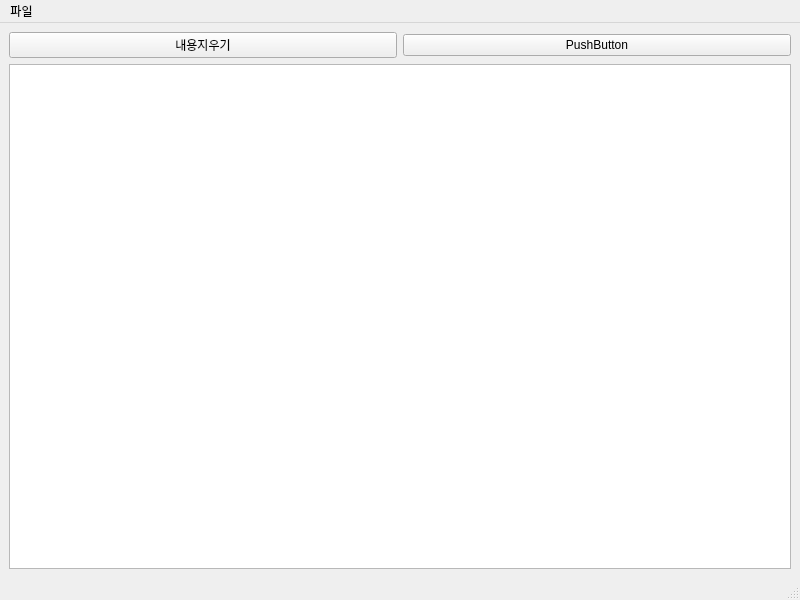
First picture: the form in pyqt/main.ui, repository jiseok7620/mathematics-image-converter, before the edit.
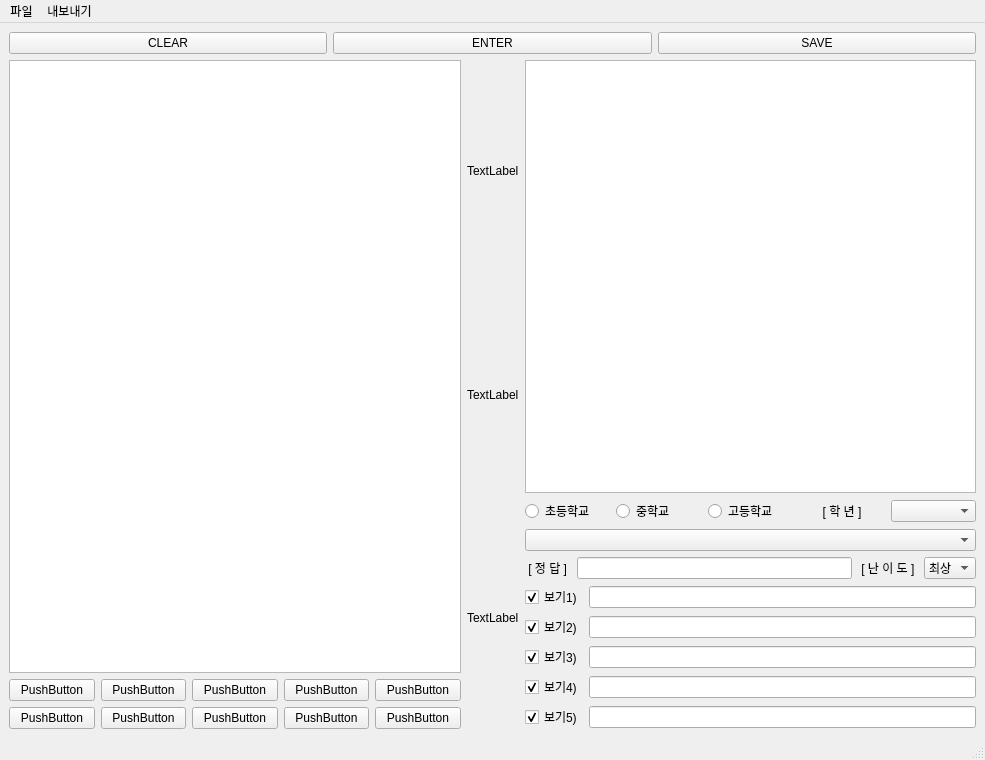
Second picture: the form after the edit.

The edit to the form file:
```diff
--- a/pyqt/main.ui
+++ b/pyqt/main.ui
@@ -6,8 +6,8 @@
    <rect>
     <x>0</x>
     <y>0</y>
-    <width>800</width>
-    <height>600</height>
+    <width>985</width>
+    <height>760</height>
    </rect>
   </property>
   <property name="windowTitle">
@@ -20,14 +20,21 @@
       <item>
        <widget class="QPushButton" name="pushButton_2">
         <property name="text">
-         <string>내용지우기</string>
+         <string>CLEAR</string>
+        </property>
+       </widget>
+      </item>
+      <item>
+       <widget class="QPushButton" name="pushButton_13">
+        <property name="text">
+         <string>ENTER</string>
         </property>
        </widget>
       </item>
       <item>
        <widget class="QPushButton" name="pushButton">
         <property name="text">
-         <string>PushButton</string>
+         <string>SAVE</string>
         </property>
        </widget>
       </item>
@@ -36,7 +43,318 @@
     <item>
      <layout class="QGridLayout" name="gridLayout_2">
       <item row="0" column="0">
-       <widget class="QPlainTextEdit" name="plainTextEdit"/>
+       <layout class="QHBoxLayout" name="horizontalLayout_2">
+        <item>
+         <layout class="QVBoxLayout" name="verticalLayout_5">
+          <item>
+           <widget class="QPlainTextEdit" name="plainTextEdit"/>
+          </item>
+          <item>
+           <layout class="QGridLayout" name="gridLayout">
+            <item row="1" column="2">
+             <widget class="QPushButton" name="pushButton_6">
+              <property name="text">
+               <string>PushButton</string>
+              </property>
+             </widget>
+            </item>
+            <item row="1" column="3">
+             <widget class="QPushButton" name="pushButton_7">
+              <property name="text">
+               <string>PushButton</string>
+              </property>
+             </widget>
+            </item>
+            <item row="1" column="1">
+             <widget class="QPushButton" name="pushButton_5">
+              <property name="text">
+               <string>PushButton</string>
+              </property>
+             </widget>
+            </item>
+            <item row="1" column="4">
+             <widget class="QPushButton" name="pushButton_3">
+              <property name="text">
+               <string>PushButton</string>
+              </property>
+             </widget>
+            </item>
+            <item row="1" column="0">
+             <widget class="QPushButton" name="pushButton_4">
+              <property name="text">
+               <string>PushButton</string>
+              </property>
+             </widget>
+            </item>
+            <item row="0" column="0">
+             <widget class="QPushButton" name="pushButton_8">
+              <property name="text">
+               <string>PushButton</string>
+              </property>
+             </widget>
+            </item>
+            <item row="0" column="1">
+             <widget class="QPushButton" name="pushButton_9">
+              <property name="text">
+               <string>PushButton</string>
+              </property>
+             </widget>
+            </item>
+            <item row="0" column="2">
+             <widget class="QPushButton" name="pushButton_10">
+              <property name="text">
+               <string>PushButton</string>
+              </property>
+             </widget>
+            </item>
+            <item row="0" column="3">
+             <widget class="QPushButton" name="pushButton_11">
+              <property name="text">
+               <string>PushButton</string>
+              </property>
+             </widget>
+            </item>
+            <item row="0" column="4">
+             <widget class="QPushButton" name="pushButton_12">
+              <property name="text">
+               <string>PushButton</string>
+              </property>
+             </widget>
+            </item>
+           </layout>
+          </item>
+         </layout>
+        </item>
+        <item>
+         <layout class="QVBoxLayout" name="verticalLayout_7">
+          <property name="spacing">
+           <number>1</number>
+          </property>
+          <item>
+           <widget class="QLabel" name="label_3">
+            <property name="text">
+             <string>TextLabel</string>
+            </property>
+           </widget>
+          </item>
+          <item>
+           <widget class="QLabel" name="label">
+            <property name="text">
+             <string>TextLabel</string>
+            </property>
+           </widget>
+          </item>
+          <item>
+           <widget class="QLabel" name="label_2">
+            <property name="text">
+             <string>TextLabel</string>
+            </property>
+           </widget>
+          </item>
+         </layout>
+        </item>
+        <item>
+         <layout class="QVBoxLayout" name="verticalLayout_4">
+          <item>
+           <widget class="QPlainTextEdit" name="plainTextEdit_2"/>
+          </item>
+          <item>
+           <layout class="QHBoxLayout" name="horizontalLayout_3">
+            <item>
+             <widget class="QRadioButton" name="radioButton_3">
+              <property name="text">
+               <string>초등학교</string>
+              </property>
+              <attribute name="buttonGroup">
+               <string notr="true">buttonGroup</string>
+              </attribute>
+             </widget>
+            </item>
+            <item>
+             <widget class="QRadioButton" name="radioButton_2">
+              <property name="text">
+               <string>중학교</string>
+              </property>
+              <attribute name="buttonGroup">
+               <string notr="true">buttonGroup</string>
+              </attribute>
+             </widget>
+            </item>
+            <item>
+             <widget class="QRadioButton" name="radioButton">
+              <property name="text">
+               <string>고등학교</string>
+              </property>
+              <attribute name="buttonGroup">
+               <string notr="true">buttonGroup</string>
+              </attribute>
+             </widget>
+            </item>
+            <item>
+             <widget class="QLabel" name="label_4">
+              <property name="text">
+               <string>[ 학 년 ]</string>
+              </property>
+              <property name="alignment">
+               <set>Qt::AlignCenter</set>
+              </property>
+             </widget>
+            </item>
+            <item>
+             <widget class="QComboBox" name="comboBox_2"/>
+            </item>
+           </layout>
+          </item>
+          <item>
+           <widget class="QComboBox" name="comboBox"/>
+          </item>
+          <item>
+           <layout class="QHBoxLayout" name="horizontalLayout_6">
+            <item>
+             <widget class="QLabel" name="label_6">
+              <property name="text">
+               <string> [ 정 답 ] </string>
+              </property>
+             </widget>
+            </item>
+            <item>
+             <widget class="QLineEdit" name="lineEdit"/>
+            </item>
+            <item>
+             <widget class="QLabel" name="label_5">
+              <property name="text">
+               <string> [ 난 이 도 ] </string>
+              </property>
+             </widget>
+            </item>
+            <item>
+             <widget class="QComboBox" name="comboBox_3">
+              <item>
+               <property name="text">
+                <string>최상</string>
+               </property>
+              </item>
+              <item>
+               <property name="text">
+                <string>상</string>
+               </property>
+              </item>
+              <item>
+               <property name="text">
+                <string>중상</string>
+               </property>
+              </item>
+              <item>
+               <property name="text">
+                <string>중</string>
+               </property>
+              </item>
+              <item>
+               <property name="text">
+                <string>중하</string>
+               </property>
+              </item>
+              <item>
+               <property name="text">
+                <string>하</string>
+               </property>
+              </item>
+             </widget>
+            </item>
+           </layout>
+          </item>
+          <item>
+           <layout class="QVBoxLayout" name="verticalLayout_9">
+            <item>
+             <layout class="QHBoxLayout" name="horizontalLayout_12">
+              <item>
+               <widget class="QCheckBox" name="checkBox">
+                <property name="text">
+                 <string>보기1)</string>
+                </property>
+                <property name="checked">
+                 <bool>true</bool>
+                </property>
+               </widget>
+              </item>
+              <item>
+               <widget class="QLineEdit" name="lineEdit_2"/>
+              </item>
+             </layout>
+            </item>
+            <item>
+             <layout class="QHBoxLayout" name="horizontalLayout_11">
+              <item>
+               <widget class="QCheckBox" name="checkBox_5">
+                <property name="text">
+                 <string>보기2)</string>
+                </property>
+                <property name="checked">
+                 <bool>true</bool>
+                </property>
+               </widget>
+              </item>
+              <item>
+               <widget class="QLineEdit" name="lineEdit_6"/>
+              </item>
+             </layout>
+            </item>
+            <item>
+             <layout class="QHBoxLayout" name="horizontalLayout_10">
+              <item>
+               <widget class="QCheckBox" name="checkBox_4">
+                <property name="text">
+                 <string>보기3)</string>
+                </property>
+                <property name="checked">
+                 <bool>true</bool>
+                </property>
+               </widget>
+              </item>
+              <item>
+               <widget class="QLineEdit" name="lineEdit_5"/>
+              </item>
+             </layout>
+            </item>
+            <item>
+             <layout class="QHBoxLayout" name="horizontalLayout_8">
+              <item>
+               <widget class="QCheckBox" name="checkBox_2">
+                <property name="text">
+                 <string>보기4)</string>
+                </property>
+                <property name="checked">
+                 <bool>true</bool>
+                </property>
+               </widget>
+              </item>
+              <item>
+               <widget class="QLineEdit" name="lineEdit_3"/>
+              </item>
+             </layout>
+            </item>
+            <item>
+             <layout class="QHBoxLayout" name="horizontalLayout_9">
+              <item>
+               <widget class="QCheckBox" name="checkBox_3">
+                <property name="text">
+                 <string>보기5)</string>
+                </property>
+                <property name="checked">
+                 <bool>true</bool>
+                </property>
+               </widget>
+              </item>
+              <item>
+               <widget class="QLineEdit" name="lineEdit_4"/>
+              </item>
+             </layout>
+            </item>
+           </layout>
+          </item>
+         </layout>
+        </item>
+       </layout>
       </item>
      </layout>
     </item>
@@ -47,7 +365,7 @@
     <rect>
      <x>0</x>
      <y>0</y>
-     <width>800</width>
+     <width>985</width>
      <height>21</height>
     </rect>
    </property>
@@ -59,7 +377,14 @@
     <addaction name="action_save"/>
     <addaction name="action_capture"/>
    </widget>
+   <widget class="QMenu" name="menu_2">
+    <property name="title">
+     <string>내보내기</string>
+    </property>
+    <addaction name="action_PDF"/>
+   </widget>
    <addaction name="menu"/>
+   <addaction name="menu_2"/>
   </widget>
   <widget class="QStatusBar" name="statusbar"/>
   <action name="action_open">
```
Left out of the diff: 8 changed lines with no effect on the pictures.
